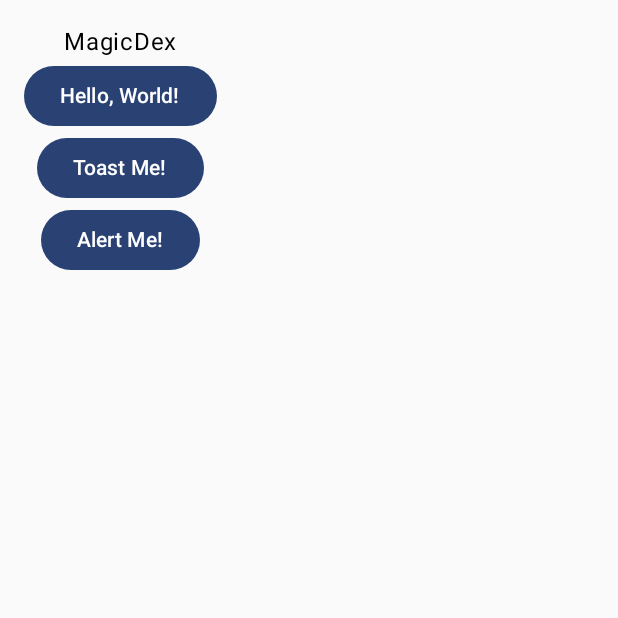
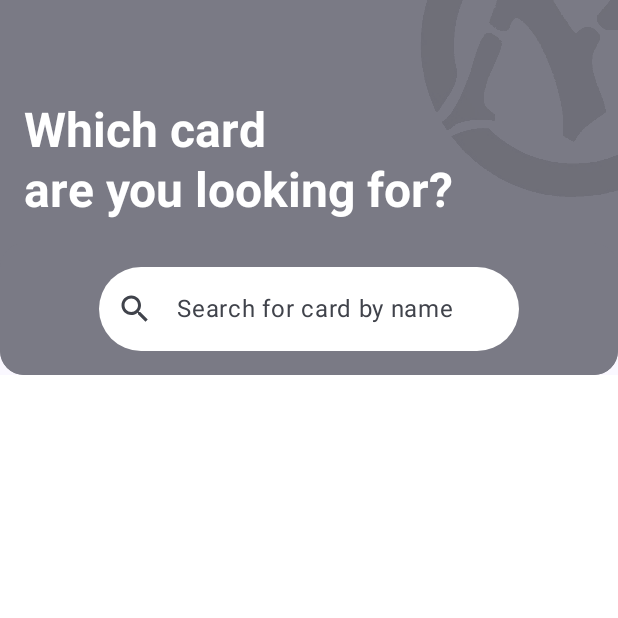
Before and after one commit to leewaggoner/magicdex, an Android app built with Jetpack Compose: the screen it shows after launch (MainActivity), on a phone screen of 412 x 824 dp, the top half of it. Run offline under Robolectric (Android 15) with nearby library versions, the light colour scheme and no system bars.

Commit message:
Added app top bar

```diff
--- a/app/src/main/AndroidManifest.xml
+++ b/app/src/main/AndroidManifest.xml
@@ -11,12 +11,11 @@
         android:roundIcon="@mipmap/ic_launcher_round"
         android:supportsRtl="true"
         android:theme="@style/Theme.MagicDex"
-        android:name=".ui.MagicDexApp"
+        android:name=".MagicDexApp"
         tools:targetApi="31">
         <activity
             android:name=".MainActivity"
             android:exported="true"
-            android:label="@string/app_name"
             android:theme="@style/Theme.MagicDex">
             <intent-filter>
                 <action android:name="android.intent.action.MAIN" />
--- a/app/src/main/java/com/wreckingballsoftware/magicdex/ui/MagicDexApp.kt
+++ b/app/src/main/java/com/wreckingballsoftware/magicdex/MagicDexApp.kt
@@ -1,4 +1,4 @@
-package com.wreckingballsoftware.magicdex.ui
+package com.wreckingballsoftware.magicdex
 
 import android.app.Application
 import com.wreckingballsoftware.magicdex.di.appModule
--- a/app/src/main/java/com/wreckingballsoftware/magicdex/extensions/Extensions.kt
+++ b/app/src/main/java/com/wreckingballsoftware/magicdex/extensions/Extensions.kt
@@ -8,6 +8,7 @@ import androidx.lifecycle.repeatOnLifecycle
 import kotlinx.coroutines.flow.Flow
 import kotlinx.coroutines.launch
 
+@Suppress("ComposableNaming")
 @Composable
 fun <T> Flow<T>.collectOneTimeEvents(action: (T) -> Unit) {
     val lifecycle = LocalLifecycleOwner.current.lifecycle
--- a/app/src/main/java/com/wreckingballsoftware/magicdex/ui/home/HomeScreen.kt
+++ b/app/src/main/java/com/wreckingballsoftware/magicdex/ui/home/HomeScreen.kt
@@ -1,23 +1,17 @@
 package com.wreckingballsoftware.magicdex.ui.home
 
-import android.widget.Toast
-import androidx.compose.foundation.layout.Arrangement
+import androidx.compose.foundation.background
 import androidx.compose.foundation.layout.Column
+import androidx.compose.foundation.layout.fillMaxSize
 import androidx.compose.foundation.layout.padding
-import androidx.compose.material3.Button
-import androidx.compose.material3.Text
+import androidx.compose.material3.ExperimentalMaterial3Api
+import androidx.compose.material3.Scaffold
 import androidx.compose.runtime.Composable
-import androidx.compose.ui.Alignment
 import androidx.compose.ui.Modifier
-import androidx.compose.ui.platform.LocalContext
-import androidx.compose.ui.res.stringResource
-import androidx.compose.ui.unit.dp
-import com.wreckingballsoftware.magicdex.R
-import com.wreckingballsoftware.magicdex.extensions.collectOneTimeEvents
-import com.wreckingballsoftware.magicdex.ui.home.dialogs.MagicDexAlert
+import com.wreckingballsoftware.magicdex.ui.home.components.MagicTopAppBar
 import com.wreckingballsoftware.magicdex.ui.home.models.HomeEvents
-import com.wreckingballsoftware.magicdex.ui.home.models.HomeOneOffs
 import com.wreckingballsoftware.magicdex.ui.navigation.NavGraph
+import com.wreckingballsoftware.magicdex.ui.theme.White
 import org.koin.androidx.compose.getViewModel
 
 @Composable
@@ -25,42 +19,60 @@ fun HomeScreen(
     navGraph: NavGraph,
     viewModel: HomeViewModel = getViewModel()
 ) {
-    val context = LocalContext.current
-    viewModel.oneOffEvent.collectOneTimeEvents { nav ->
-        when (nav) {
-            HomeOneOffs.OnGoToMagicDex -> navGraph.navigateToMagicDexScreen("12345")
-            is HomeOneOffs.OnShowToast -> Toast.makeText(context, nav.message, Toast.LENGTH_SHORT).show()
+    Scaffold(
+        topBar = {
+            MagicTopAppBar(
+                searchQuery = viewModel.state.searchQuery,
+                searchQueryChanged = { viewModel.onEvent(HomeEvents.OnSearchQueryChanged(it)) },
+                searchAction = { viewModel.onEvent(HomeEvents.OnSearchAction) }
+            )
+        },
+    ) { contentPadding ->
+        Column(
+            modifier = Modifier
+                .fillMaxSize()
+                .padding(contentPadding)
+                .background(color = White)
+        ) {
         }
     }
 
-    Column(
-        modifier = Modifier
-            .padding(16.dp),
-        horizontalAlignment = Alignment.CenterHorizontally,
-        verticalArrangement = Arrangement.Center,
-    ) {
-        Text(stringResource(R.string.app_name))
-        Button(
-            onClick = { viewModel.onEvent(HomeEvents.OnMagicDexClick) }
-        ) {
-            Text("Hello, World!")
-        }
-        Button(
-            onClick = { viewModel.onEvent(HomeEvents.OnToastClick) }
-        ) {
-            Text("Toast Me!")
-        }
-        Button(
-            onClick = { viewModel.onEvent(HomeEvents.OnAlertDialogClick) }
-        ) {
-            Text("Alert Me!")
-        }
-    }
-    viewModel.state.alertMessage?.let { message ->
-        MagicDexAlert(
-            onDismissRequest = { viewModel.dismissDialog() },
-            message = message,
-            confirmAction = { viewModel.dismissDialog() }
-        )
-    }
+//    val context = LocalContext.current
+//    viewModel.oneOffEvent.collectOneTimeEvents { nav ->
+//        when (nav) {
+//            HomeOneOffs.OnGoToMagicDex -> navGraph.navigateToMagicDexScreen("12345")
+//            is HomeOneOffs.OnShowToast -> Toast.makeText(context, nav.message, Toast.LENGTH_SHORT).show()
+//        }
+//    }
+//
+//    Column(
+//        modifier = Modifier
+//            .padding(16.dp),
+//        horizontalAlignment = Alignment.CenterHorizontally,
+//        verticalArrangement = Arrangement.Center,
+//    ) {
+//        Text(stringResource(R.string.app_name))
+//        Button(
+//            onClick = { viewModel.onEvent(HomeEvents.OnMagicDexClick) }
+//        ) {
+//            Text("Hello, World!")
+//        }
+//        Button(
+//            onClick = { viewModel.onEvent(HomeEvents.OnToastClick) }
+//        ) {
+//            Text("Toast Me!")
+//        }
+//        Button(
+//            onClick = { viewModel.onEvent(HomeEvents.OnAlertDialogClick) }
+//        ) {
+//            Text("Alert Me!")
+//        }
+//    }
+//    viewModel.state.alertMessage?.let { message ->
+//        MagicDexAlert(
+//            onDismissRequest = { viewModel.dismissDialog() },
+//            message = message,
+//            confirmAction = { viewModel.dismissDialog() }
+//        )
+//    }
 }
--- a/app/src/main/java/com/wreckingballsoftware/magicdex/ui/home/HomeViewModel.kt
+++ b/app/src/main/java/com/wreckingballsoftware/magicdex/ui/home/HomeViewModel.kt
@@ -3,7 +3,6 @@ package com.wreckingballsoftware.magicdex.ui.home
 import androidx.compose.runtime.mutableStateOf
 import androidx.lifecycle.SavedStateHandle
 import androidx.lifecycle.ViewModel
-import androidx.lifecycle.viewModelScope
 import androidx.lifecycle.viewmodel.compose.SavedStateHandleSaveableApi
 import androidx.lifecycle.viewmodel.compose.saveable
 import com.wreckingballsoftware.magicdex.ui.home.models.HomeEvents
@@ -11,7 +10,6 @@ import com.wreckingballsoftware.magicdex.ui.home.models.HomeOneOffs
 import com.wreckingballsoftware.magicdex.ui.home.models.HomeState
 import kotlinx.coroutines.flow.MutableSharedFlow
 import kotlinx.coroutines.flow.asSharedFlow
-import kotlinx.coroutines.launch
 
 class HomeViewModel(
     handle: SavedStateHandle
@@ -28,31 +26,40 @@ class HomeViewModel(
 
     fun onEvent(event: HomeEvents) {
         when (event) {
-            is HomeEvents.OnMagicDexClick -> handleMagicDexClick()
-            HomeEvents.OnToastClick -> showToast()
-            HomeEvents.OnAlertDialogClick -> showDialog()
+//            is HomeEvents.OnMagicDexClick -> handleMagicDexClick()
+//            HomeEvents.OnToastClick -> showToast()
+//            HomeEvents.OnAlertDialogClick -> showDialog()
+            HomeEvents.OnSearchAction -> onSearchAction()
+            is HomeEvents.OnSearchQueryChanged -> onSearchQueryChanged(event.query)
         }
     }
 
-    private fun handleMagicDexClick() {
-        viewModelScope.launch {
-            _oneOffEvent.emit(HomeOneOffs.OnGoToMagicDex)
-        }
+    private fun onSearchAction() {
     }
 
-    private fun showToast() {
-        count++
-        viewModelScope.launch {
-            _oneOffEvent.emit(HomeOneOffs.OnShowToast("this is toast $count"))
-        }
+    private fun onSearchQueryChanged(query: String) {
+        state = state.copy(searchQuery = query)
     }
 
-    private fun showDialog() {
-        count++
-        state = state.copy(alertMessage = "this is alert dialog $count")
-    }
-
-    fun dismissDialog() {
-        state = state.copy(alertMessage = null)
-    }
+//    private fun handleMagicDexClick() {
+//        viewModelScope.launch {
+//            _oneOffEvent.emit(HomeOneOffs.OnGoToMagicDex)
+//        }
+//    }
+//
+//    private fun showToast() {
+//        count++
+//        viewModelScope.launch {
+//            _oneOffEvent.emit(HomeOneOffs.OnShowToast("this is toast $count"))
+//        }
+//    }
+//
+//    private fun showDialog() {
+//        count++
+//        state = state.copy(alertMessage = "this is alert dialog $count")
+//    }
+//
+//    fun dismissDialog() {
+//        state = state.copy(alertMessage = null)
+//    }
 }
--- /dev/null
+++ b/app/src/main/java/com/wreckingballsoftware/magicdex/ui/home/components/MagicTopAppBar.kt
@@ -0,0 +1,158 @@
+package com.wreckingballsoftware.magicdex.ui.home.components
+
+import androidx.compose.foundation.Image
+import androidx.compose.foundation.background
+import androidx.compose.foundation.layout.Arrangement
+import androidx.compose.foundation.layout.Box
+import androidx.compose.foundation.layout.Column
+import androidx.compose.foundation.layout.fillMaxWidth
+import androidx.compose.foundation.layout.height
+import androidx.compose.foundation.layout.offset
+import androidx.compose.foundation.layout.padding
+import androidx.compose.foundation.layout.size
+import androidx.compose.foundation.shape.RoundedCornerShape
+import androidx.compose.foundation.text.KeyboardActions
+import androidx.compose.foundation.text.KeyboardOptions
+import androidx.compose.material.icons.Icons
+import androidx.compose.material.icons.filled.Search
+import androidx.compose.material3.Card
+import androidx.compose.material3.CardDefaults
+import androidx.compose.material3.Icon
+import androidx.compose.material3.IconButton
+import androidx.compose.material3.MaterialTheme
+import androidx.compose.material3.Text
+import androidx.compose.material3.TextField
+import androidx.compose.material3.TextFieldDefaults
+import androidx.compose.runtime.Composable
+import androidx.compose.ui.Alignment
+import androidx.compose.ui.Modifier
+import androidx.compose.ui.draw.alpha
+import androidx.compose.ui.draw.clip
+import androidx.compose.ui.graphics.Color
+import androidx.compose.ui.platform.LocalFocusManager
+import androidx.compose.ui.res.painterResource
+import androidx.compose.ui.res.stringResource
+import androidx.compose.ui.text.input.ImeAction
+import androidx.compose.ui.tooling.preview.Preview
+import com.wreckingballsoftware.magicdex.R
+import com.wreckingballsoftware.magicdex.ui.theme.LightBlack
+import com.wreckingballsoftware.magicdex.ui.theme.White
+import com.wreckingballsoftware.magicdex.ui.theme.dimensions
+import com.wreckingballsoftware.magicdex.ui.theme.magicTypography
+
+@Composable
+fun MagicTopAppBar(
+    searchQuery: String = "",
+    searchQueryChanged: (String) -> Unit,
+    searchAction: () -> Unit,
+) {
+    Column(
+        modifier = Modifier
+            .fillMaxWidth()
+            .height(MaterialTheme.dimensions.appBarHeight)
+            .background(
+                color = LightBlack,
+                shape = RoundedCornerShape(
+                    bottomStart = MaterialTheme.dimensions.appBarCorner,
+                    bottomEnd = MaterialTheme.dimensions.appBarCorner,
+                )
+            )
+            .clip(
+                RoundedCornerShape(
+                    bottomStart = MaterialTheme.dimensions.appBarCorner,
+                    bottomEnd = MaterialTheme.dimensions.appBarCorner,
+                )
+            ),
+        verticalArrangement = Arrangement.Bottom
+    ) {
+        Text(
+            modifier = Modifier.padding(MaterialTheme.dimensions.padding),
+            text = stringResource(R.string.app_bar_title),
+            style = MaterialTheme.magicTypography.headline,
+            color = White,
+        )
+        Card(
+            modifier = Modifier
+                .fillMaxWidth()
+                .clip(RoundedCornerShape(MaterialTheme.dimensions.appBarCorner)),
+            colors = CardDefaults.cardColors(
+                containerColor = LightBlack
+            ),
+        ) {
+            Column(
+                modifier = Modifier
+                    .fillMaxWidth()
+                    .padding(MaterialTheme.dimensions.padding),
+                horizontalAlignment = Alignment.CenterHorizontally,
+            ) {
+                val focusManager = LocalFocusManager.current
+                TextField(
+                    leadingIcon = {
+                        IconButton(
+                            onClick = {
+                                focusManager.clearFocus()
+                                searchAction()
+                            },
+                        ) {
+                            Icon(
+                                imageVector = Icons.Filled.Search,
+                                contentDescription = stringResource(R.string.search_icon_description),
+                            )
+                        }
+                    },
+                    singleLine = true,
+                    value = searchQuery,
+                    placeholder = {
+                        Text(
+                            text = stringResource(R.string.app_bar_hint)
+                        )
+                    },
+                    onValueChange = { searchQueryChanged(it) },
+                    shape = RoundedCornerShape(MaterialTheme.dimensions.searchCorner),
+                    colors = TextFieldDefaults.colors(
+                        focusedIndicatorColor = Color.Transparent,
+                        unfocusedIndicatorColor = Color.Transparent,
+                        focusedContainerColor = White,
+                        unfocusedContainerColor = White,
+                    ),
+                    keyboardOptions = KeyboardOptions(
+                        imeAction = ImeAction.Search
+                    ),
+                    keyboardActions = KeyboardActions(
+                        onSearch = {
+                            focusManager.clearFocus()
+                            searchAction()
+                        }
+                    )
+                )
+            }
+        }
+    }
+    Box(
+        modifier = Modifier
+            .fillMaxWidth()
+    ) {
+        Image(
+            modifier = Modifier
+                .size(MaterialTheme.dimensions.appBarImageSize)
+                .align(Alignment.TopEnd)
+                .offset(
+                    x = MaterialTheme.dimensions.appBarImageOffset,
+                    y = -MaterialTheme.dimensions.appBarImageOffset
+                )
+                .alpha(0.1f),
+            painter = painterResource(id = R.drawable.magic_logo),
+            contentDescription = stringResource(R.string.logo_image_description),
+        )
+    }
+}
+
+@Preview(name = "MagicTopAppBar")
+@Composable
+fun MagicTopAppBarPreview() {
+    MagicTopAppBar(
+        searchQuery = "",
+        searchQueryChanged = { },
+        searchAction = { },
+    )
+}
--- a/app/src/main/java/com/wreckingballsoftware/magicdex/ui/home/models/HomeEvents.kt
+++ b/app/src/main/java/com/wreckingballsoftware/magicdex/ui/home/models/HomeEvents.kt
@@ -1,7 +1,9 @@
 package com.wreckingballsoftware.magicdex.ui.home.models
 
 sealed interface HomeEvents {
-    data object OnMagicDexClick : HomeEvents
-    data object OnToastClick : HomeEvents
-    data object OnAlertDialogClick : HomeEvents
+    data class OnSearchQueryChanged(val query: String) : HomeEvents
+    data object OnSearchAction : HomeEvents
+//    data object OnMagicDexClick : HomeEvents
+//    data object OnToastClick : HomeEvents
+//    data object OnAlertDialogClick : HomeEvents
 }
--- a/app/src/main/java/com/wreckingballsoftware/magicdex/ui/home/models/HomeOneOffs.kt
+++ b/app/src/main/java/com/wreckingballsoftware/magicdex/ui/home/models/HomeOneOffs.kt
@@ -1,6 +1,6 @@
 package com.wreckingballsoftware.magicdex.ui.home.models
 
 sealed interface HomeOneOffs {
-    data object OnGoToMagicDex : HomeOneOffs
-    data class OnShowToast(val message: String) : HomeOneOffs
+//    data object OnGoToMagicDex : HomeOneOffs
+//    data class OnShowToast(val message: String) : HomeOneOffs
 }
--- a/app/src/main/java/com/wreckingballsoftware/magicdex/ui/home/models/HomeState.kt
+++ b/app/src/main/java/com/wreckingballsoftware/magicdex/ui/home/models/HomeState.kt
@@ -1,5 +1,6 @@
 package com.wreckingballsoftware.magicdex.ui.home.models
 
 data class HomeState(
-    val alertMessage: String? = null,
+    val searchQuery: String = "",
+//    val alertMessage: String? = null,
 )
--- a/app/src/main/java/com/wreckingballsoftware/magicdex/ui/theme/Color.kt
+++ b/app/src/main/java/com/wreckingballsoftware/magicdex/ui/theme/Color.kt
@@ -9,3 +9,14 @@ val Pink80 = Color(0xFFEFB8C8)
 val Purple40 = Color(0xFF6650a4)
 val PurpleGrey40 = Color(0xFF625b71)
 val Pink40 = Color(0xFF7D5260)
+
+val Red = Color(0xFFFA6555)
+val White = Color(0xFFFFFFFF)
+val Black = Color(0xFF303943)
+val Indigo = Color(0xFF6C79DB)
+val LightBlue = Color(0xFF58ABF6)
+val LightBlack = Color(0xFF7A7A85)
+val LightRed = Color(0xFFF7786B)
+val LightGreen = Color(0xFF89BF8B)
+val LightWhite = Color(0xFFBBBBBB)
+val LightBrown = Color(0xFFB45f0B)
--- /dev/null
+++ b/app/src/main/java/com/wreckingballsoftware/magicdex/ui/theme/CustomType.kt
@@ -0,0 +1,46 @@
+package com.wreckingballsoftware.magicdex.ui.theme
+
+import androidx.compose.material3.MaterialTheme
+import androidx.compose.runtime.Composable
+import androidx.compose.runtime.Immutable
+import androidx.compose.runtime.ReadOnlyComposable
+import androidx.compose.runtime.staticCompositionLocalOf
+import androidx.compose.ui.text.TextStyle
+import androidx.compose.ui.text.font.FontFamily
+import androidx.compose.ui.text.font.FontWeight
+import androidx.compose.ui.unit.sp
+
+@Immutable
+data class CustomTypeStyles(
+    val headlineLarge: TextStyle = TextStyle(
+        fontFamily = FontFamily.Default,
+        fontWeight = FontWeight.Bold,
+        fontSize = 56.sp,
+        lineHeight = 64.sp,
+    ),
+    val headline: TextStyle = TextStyle(
+        fontFamily = FontFamily.Default,
+        fontWeight = FontWeight.Bold,
+        fontSize = 32.sp,
+        lineHeight = 40.sp,
+    ),
+    val title: TextStyle = TextStyle(
+        fontFamily = FontFamily.Default,
+        fontWeight = FontWeight.Bold,
+        fontSize = 20.sp,
+        lineHeight = 28.sp,
+    ),
+    val body: TextStyle = TextStyle(
+        fontFamily = FontFamily.Default,
+        fontWeight = FontWeight.Normal,
+        fontSize = 18.sp,
+        lineHeight = 26.sp,
+    ),
+)
+
+val LocalCustomTypography = staticCompositionLocalOf { CustomTypeStyles() }
+
+val MaterialTheme.magicTypography: CustomTypeStyles
+    @Composable
+    @ReadOnlyComposable
+    get() = LocalCustomTypography.current
--- /dev/null
+++ b/app/src/main/java/com/wreckingballsoftware/magicdex/ui/theme/Dimensions.kt
@@ -0,0 +1,31 @@
+package com.wreckingballsoftware.magicdex.ui.theme
+
+import androidx.compose.material3.MaterialTheme
+import androidx.compose.runtime.Composable
+import androidx.compose.runtime.Immutable
+import androidx.compose.runtime.ReadOnlyComposable
+import androidx.compose.runtime.staticCompositionLocalOf
+import androidx.compose.ui.unit.Dp
+import androidx.compose.ui.unit.dp
+
+@Immutable
+data class Dimensions(
+    val paddingVerySmall: Dp = 4.dp,
+    val paddingSmall: Dp = 8.dp,
+    val padding: Dp = 16.dp,
+    val spaceSmall: Dp = 16.dp,
+    val spaceMedium: Dp = 32.dp,
+    val spaceLarge: Dp = 64.dp,
+    val appBarHeight: Dp = 250.dp,
+    val appBarImageSize: Dp = 240.dp,
+    val appBarImageOffset: Dp = 90.dp,
+    val appBarCorner: Dp = 16.dp,
+    val searchCorner: Dp = 32.dp,
+)
+
+val LocalDimensions = staticCompositionLocalOf { Dimensions() }
+
+val MaterialTheme.dimensions
+    @Composable
+    @ReadOnlyComposable
+    get() = LocalDimensions.current
--- a/app/src/main/java/com/wreckingballsoftware/magicdex/ui/theme/Theme.kt
+++ b/app/src/main/java/com/wreckingballsoftware/magicdex/ui/theme/Theme.kt
@@ -1,6 +1,5 @@
 package com.wreckingballsoftware.magicdex.ui.theme
 
-import android.app.Activity
 import android.os.Build
 import androidx.compose.foundation.isSystemInDarkTheme
 import androidx.compose.material3.MaterialTheme
@@ -9,6 +8,7 @@ import androidx.compose.material3.dynamicDarkColorScheme
 import androidx.compose.material3.dynamicLightColorScheme
 import androidx.compose.material3.lightColorScheme
 import androidx.compose.runtime.Composable
+import androidx.compose.runtime.CompositionLocalProvider
 import androidx.compose.ui.platform.LocalContext
 
 private val DarkColorScheme = darkColorScheme(
@@ -50,9 +50,14 @@ fun MagicDexTheme(
         else -> LightColorScheme
     }
 
-    MaterialTheme(
-        colorScheme = colorScheme,
-        typography = Typography,
-        content = content
-    )
+    CompositionLocalProvider(
+        LocalCustomTypography provides CustomTypeStyles(),
+        LocalDimensions provides Dimensions(),
+    ) {
+        MaterialTheme(
+            colorScheme = colorScheme,
+            typography = Typography,
+            content = content
+        )
+    }
 }
--- a/app/src/main/res/values/strings.xml
+++ b/app/src/main/res/values/strings.xml
@@ -1,3 +1,7 @@
 <resources>
     <string name="app_name">MagicDex</string>
+    <string name="app_bar_title">Which card\nare you looking for?</string>
+    <string name="app_bar_hint">Search for card by name</string>
+    <string name="logo_image_description">\"Magic Dex Logo\"</string>
+    <string name="search_icon_description">Search</string>
 </resources>
```
Also changed, not shown: app/src/main/res/drawable/magic_logo.png (added).
